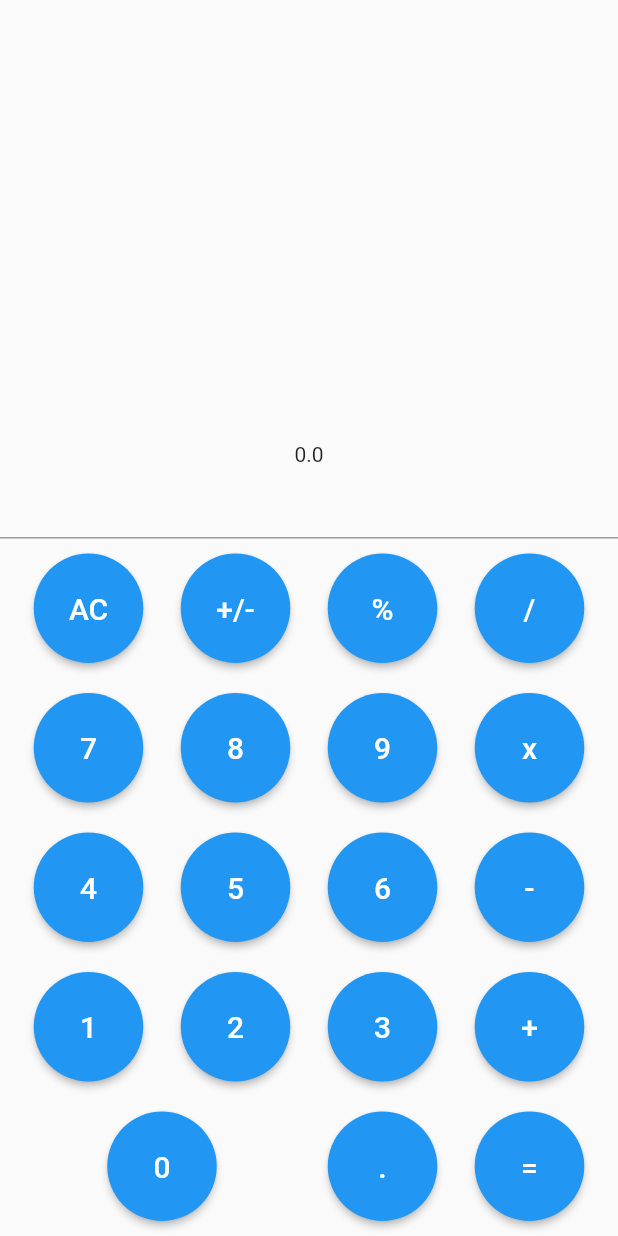
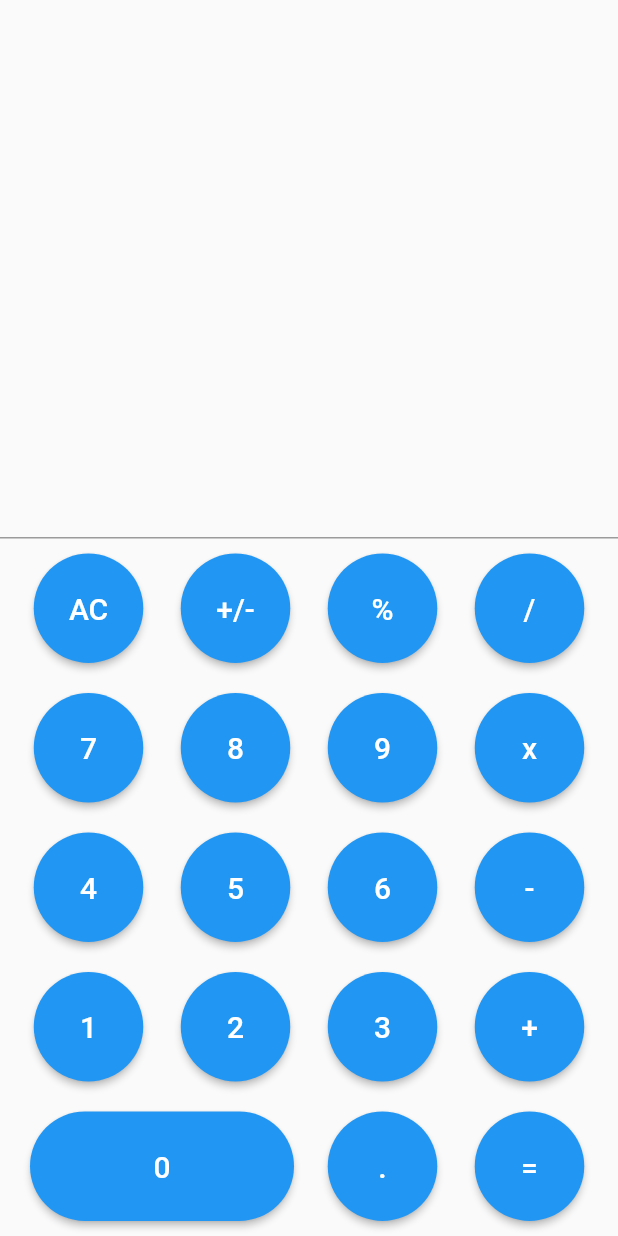
Before and after one commit to farmaanm/calculator-mobile-application-with-flutter, a Flutter app: the screen it shows after launch, after a tap on "AC", on a phone screen of 412 x 824 dp. Run offline on Flutter 3.47's test engine with Material 2 defaults, Android fonts, the phone set to English and light mode, and no system bars.

Commit message:
Update Calculator.dart

```diff
--- a/lib/Calculator.dart
+++ b/lib/Calculator.dart
@@ -12,7 +12,9 @@ class MyCalculatorPage extends StatefulWidget {
 }
 
 class _MyCalculatorPageState extends State<MyCalculatorPage> {
+  //String _num1 = '', _num2 = '0', _answer = '0';
   double _num1 = 0, _num2 = 0, _answer = 0;
+  String userEnteredValues = "";
   String symbol = "+";
 
   @override
@@ -22,18 +24,10 @@ class _MyCalculatorPageState extends State<MyCalculatorPage> {
         child: Column(
           mainAxisAlignment: MainAxisAlignment.end,
           children: <Widget>[
-            Text(
-              _answer.toString(),
-            ),
             TextFormField(
+              controller: TextEditingController(text: userEnteredValues),
               readOnly: true,
               decoration: InputDecoration(),
-              validator: (value) {
-                if (value!.isEmpty) {
-                  return 'Please enter your name';
-                }
-                return null;
-              },
               onChanged: (value) {
                 // Handle input changes
               },
@@ -47,7 +41,9 @@ class _MyCalculatorPageState extends State<MyCalculatorPage> {
                           child:
                             ElevatedButton(
                               onPressed: () {
-                                /*_answer = addFunction(_num1, _num2);*/
+                                setState(() {
+                                  userEnteredValues = '';
+                                });
                               },
                               style: ButtonStyle(
                                 shape: MaterialStateProperty.all(CircleBorder()),
@@ -122,6 +118,9 @@ class _MyCalculatorPageState extends State<MyCalculatorPage> {
                           ElevatedButton(
                             onPressed: () {
                               /*_answer = addFunction(_num1, _num2);*/
+                              setState(() {
+                                userEnteredValues += '7';
+                              });
                             },
                             style: ButtonStyle(
                               shape: MaterialStateProperty.all(CircleBorder()),
@@ -139,6 +138,9 @@ class _MyCalculatorPageState extends State<MyCalculatorPage> {
                           ElevatedButton(
                             onPressed: () {
                               /*_answer = addFunction(_num1, _num2);*/
+                              setState(() {
+                                userEnteredValues += '8';
+                              });
                             },
                             style: ButtonStyle(
                               shape: MaterialStateProperty.all(CircleBorder()),
@@ -156,6 +158,9 @@ class _MyCalculatorPageState extends State<MyCalculatorPage> {
                           ElevatedButton(
                             onPressed: () {
                               /*_answer = addFunction(_num1, _num2);*/
+                              setState(() {
+                                userEnteredValues += '9';
+                              });
                             },
                             style: ButtonStyle(
                               shape: MaterialStateProperty.all(CircleBorder()),
@@ -196,6 +201,9 @@ class _MyCalculatorPageState extends State<MyCalculatorPage> {
                           ElevatedButton(
                             onPressed: () {
                               /*_answer = addFunction(_num1, _num2);*/
+                              setState(() {
+                                userEnteredValues += '4';
+                              });
                             },
                             style: ButtonStyle(
                               shape: MaterialStateProperty.all(CircleBorder()),
@@ -213,6 +221,9 @@ class _MyCalculatorPageState extends State<MyCalculatorPage> {
                           ElevatedButton(
                             onPressed: () {
                               /*_answer = addFunction(_num1, _num2);*/
+                              setState(() {
+                                userEnteredValues += '5';
+                              });
                             },
                             style: ButtonStyle(
                               shape: MaterialStateProperty.all(CircleBorder()),
@@ -230,6 +241,9 @@ class _MyCalculatorPageState extends State<MyCalculatorPage> {
                           ElevatedButton(
                             onPressed: () {
                               /*_answer = addFunction(_num1, _num2);*/
+                              setState(() {
+                                userEnteredValues += '6';
+                              });
                             },
                             style: ButtonStyle(
                               shape: MaterialStateProperty.all(CircleBorder()),
@@ -270,6 +284,9 @@ class _MyCalculatorPageState extends State<MyCalculatorPage> {
                           ElevatedButton(
                             onPressed: () {
                               /*_answer = addFunction(_num1, _num2);*/
+                              setState(() {
+                                userEnteredValues += '1';
+                              });
                             },
                             style: ButtonStyle(
                               shape: MaterialStateProperty.all(CircleBorder()),
@@ -287,6 +304,9 @@ class _MyCalculatorPageState extends State<MyCalculatorPage> {
                           ElevatedButton(
                             onPressed: () {
                               /*_answer = addFunction(_num1, _num2);*/
+                              setState(() {
+                                userEnteredValues += '2';
+                              });
                             },
                             style: ButtonStyle(
                               shape: MaterialStateProperty.all(CircleBorder()),
@@ -304,6 +324,9 @@ class _MyCalculatorPageState extends State<MyCalculatorPage> {
                           ElevatedButton(
                             onPressed: () {
                               /*_answer = addFunction(_num1, _num2);*/
+                              setState(() {
+                                userEnteredValues += '3';
+                              });
                             },
                             style: ButtonStyle(
                               shape: MaterialStateProperty.all(CircleBorder()),
@@ -336,19 +359,27 @@ class _MyCalculatorPageState extends State<MyCalculatorPage> {
                       ]),
             ),
             Padding(
-              padding: EdgeInsets.all(10.0),
+              padding: const EdgeInsets.all(10.0),
               child:  Row(
                 children: <Widget>[
                   Expanded(
                     flex: 2,
                     child:
-                    ElevatedButton(
+                        Padding(
+                          padding: const EdgeInsets.fromLTRB(10, 0, 10, 0),
+                          child: ElevatedButton(
                             onPressed: () {
                               /*_answer = addFunction(_num1, _num2);*/
+                              setState(() {
+                                userEnteredValues += '0';
+                              });
                             },
                             style: ButtonStyle(
-                        shape: MaterialStateProperty.all(CircleBorder()),
-                        padding: MaterialStateProperty.all(EdgeInsets.all(25)),
+                              shape: MaterialStateProperty.all<RoundedRectangleBorder>(
+                                RoundedRectangleBorder(
+                                  borderRadius: BorderRadius.circular(50.0),
+                                ),),
+                              padding: MaterialStateProperty.all(const EdgeInsets.all(25)),
                               backgroundColor: MaterialStateProperty.all(Colors.blue), // Button color
                               overlayColor: MaterialStateProperty.resolveWith<Color?>((states) {
                                 if (states.contains(MaterialState.pressed)) return Colors.blueGrey; // Splash color
@@ -357,11 +388,15 @@ class _MyCalculatorPageState extends State<MyCalculatorPage> {
                             child: const Text('0', style: TextStyle(fontSize: 20),),
                           ),
                         ),
+                  ),
                   Expanded(
                     child:
                     ElevatedButton(
                       onPressed: () {
                         /*_answer = addFunction(_num1, _num2);*/
+                        setState(() {
+                          userEnteredValues += ".";
+                        });
                       },
                       style: ButtonStyle(
                         shape: MaterialStateProperty.all(CircleBorder()),
```
Lines whose indentation alone changed are shown as unchanged.
